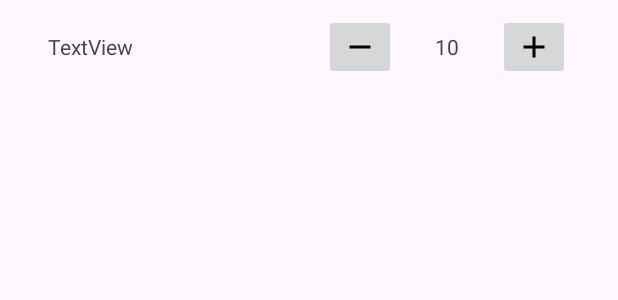
After one commit to juanw0603/MyRestoAPP, an Android app: the layout item_add_new_or_edit_pesanan.xml on its own in the app's theme, with its tools: preview values and no code run, on a phone screen of 412 x 824 dp. The commit adds this screen. Shown: the top 300 px of the screen. Run offline under Robolectric (Android 15) with nearby library versions, the phone set to English and light mode, and no system bars.

Commit message:
update : 85% penyelesaian

```diff
--- a/app/src/main/AndroidManifest.xml
+++ b/app/src/main/AndroidManifest.xml
@@ -12,6 +12,9 @@
         android:supportsRtl="true"
         android:theme="@style/Theme.MyRestoAPP"
         tools:targetApi="31">
+        <activity
+            android:name=".tambahAtauEditPesanan"
+            android:exported="false" />
         <activity
             android:name=".tambahPesananPage"
             android:exported="false" />
--- a/app/src/main/java/app/c14210290/myrestoapp/addTablePage.kt
+++ b/app/src/main/java/app/c14210290/myrestoapp/addTablePage.kt
@@ -1,5 +1,6 @@
 package app.c14210290.myrestoapp
 
+import android.content.Intent
 import android.os.Bundle
 import android.widget.Button
 import android.widget.EditText
@@ -41,6 +42,8 @@ class addTablePage : AppCompatActivity() {
                     currentOrder = null
                 )
             )
+
+            startActivity(Intent(this@addTablePage, kasirWaiter_page::class.java))
         }
 
     }
--- /dev/null
+++ b/app/src/main/res/drawable/baseline_remove_24.xml
@@ -0,0 +1,5 @@
+<vector xmlns:android="http://schemas.android.com/apk/res/android" android:height="24dp" android:tint="#000000" android:viewportHeight="24" android:viewportWidth="24" android:width="24dp">
+
+    <path android:fillColor="@android:color/white" android:pathData="M19,13H5v-2h14v2z"/>
+
+</vector>
--- a/app/src/main/res/layout-land/activity_kasir_waiter_page.xml
+++ b/app/src/main/res/layout-land/activity_kasir_waiter_page.xml
@@ -74,7 +74,8 @@
                 android:layout_height="match_parent"
                 android:orientation="vertical">
 
-                <ListView
+                <androidx.recyclerview.widget.RecyclerView
+                    android:id="@+id/rv_listPesanan"
                     android:layout_width="match_parent"
                     android:layout_height="match_parent" />
             </LinearLayout>
--- /dev/null
+++ b/app/src/main/res/layout/item_add_new_or_edit_pesanan.xml
@@ -0,0 +1,51 @@
+<?xml version="1.0" encoding="utf-8"?>
+<androidx.constraintlayout.widget.ConstraintLayout xmlns:android="http://schemas.android.com/apk/res/android"
+    xmlns:app="http://schemas.android.com/apk/res-auto"
+    xmlns:tools="http://schemas.android.com/tools"
+    android:layout_width="match_parent"
+    android:layout_height="wrap_content"
+    android:layout_marginVertical="5dp">
+
+    <TextView
+        android:id="@+id/tv_namaItem"
+        android:layout_width="wrap_content"
+        android:layout_height="wrap_content"
+        android:layout_marginStart="32dp"
+        android:layout_marginTop="16dp"
+        android:layout_marginBottom="16dp"
+        android:text="TextView"
+        app:layout_constraintBottom_toBottomOf="parent"
+        app:layout_constraintStart_toStartOf="parent"
+        app:layout_constraintTop_toTopOf="parent" />
+
+    <ImageButton
+        android:id="@+id/imageButton_addQuantity"
+        android:layout_width="wrap_content"
+        android:layout_height="wrap_content"
+        android:layout_marginEnd="32dp"
+        app:layout_constraintBottom_toBottomOf="@+id/tv_namaItem"
+        app:layout_constraintEnd_toEndOf="parent"
+        app:layout_constraintTop_toTopOf="@+id/tv_namaItem"
+        app:srcCompat="@drawable/baseline_add_24" />
+
+    <TextView
+        android:id="@+id/tv_quantity"
+        android:layout_width="20dp"
+        android:layout_height="wrap_content"
+        android:layout_marginEnd="24dp"
+        android:text="10"
+        android:textAlignment="center"
+        app:layout_constraintBottom_toBottomOf="@+id/tv_namaItem"
+        app:layout_constraintEnd_toStartOf="@+id/imageButton_addQuantity"
+        app:layout_constraintTop_toTopOf="@+id/tv_namaItem" />
+
+    <ImageButton
+        android:id="@+id/imageButton_subtractQuantity"
+        android:layout_width="wrap_content"
+        android:layout_height="wrap_content"
+        android:layout_marginEnd="24dp"
+        app:layout_constraintBottom_toBottomOf="@+id/tv_namaItem"
+        app:layout_constraintEnd_toStartOf="@+id/tv_quantity"
+        app:layout_constraintTop_toTopOf="@+id/tv_namaItem"
+        app:srcCompat="@drawable/baseline_remove_24" />
+</androidx.constraintlayout.widget.ConstraintLayout>
```
Also changed, not shown: app/src/main/java/app/c14210290/myrestoapp/TambahAtauEditPesanan.kt (added, +25 -0 lines), app/src/main/java/app/c14210290/myrestoapp/adapter_kasirTambahPesananan.kt (added, +35 -0 lines), app/src/main/java/app/c14210290/myrestoapp/adapter_showPesananDanJumlah.kt (renamed from app/src/main/java/app/c14210290/myrestoapp/adapter_showOrderDetail.kt, +8 -5 lines), app/src/main/java/app/c14210290/myrestoapp/database/DAO.kt (+24 -4 lines), app/src/main/java/app/c14210290/myrestoapp/kasirWaiter_page.kt (+68 -19 lines), app/src/main/res/layout-land/activity_tambah_atau_edit_pesanan.xml (added, +10 -0 lines), app/src/main/res/layout/activity_tambah_atau_edit_pesanan.xml (added, +10 -0 lines), app/src/main/res/layout/item_nomor_meja.xml (+5 -5 lines).
